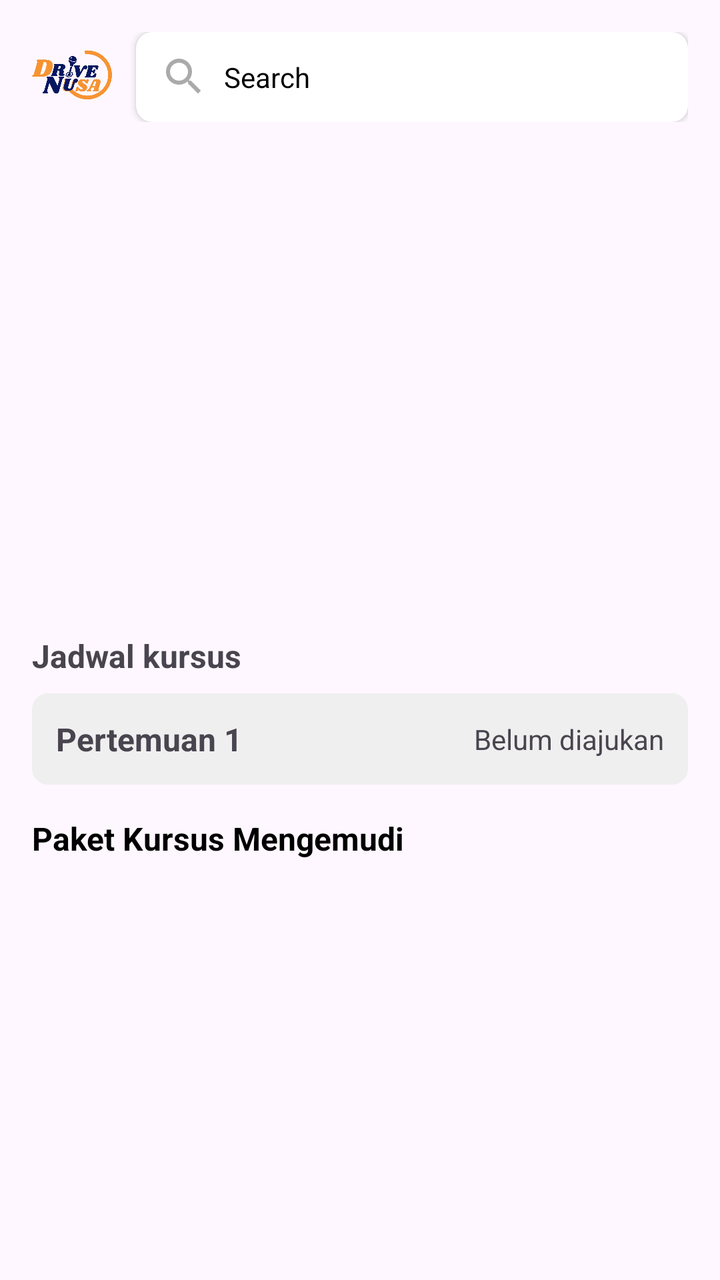
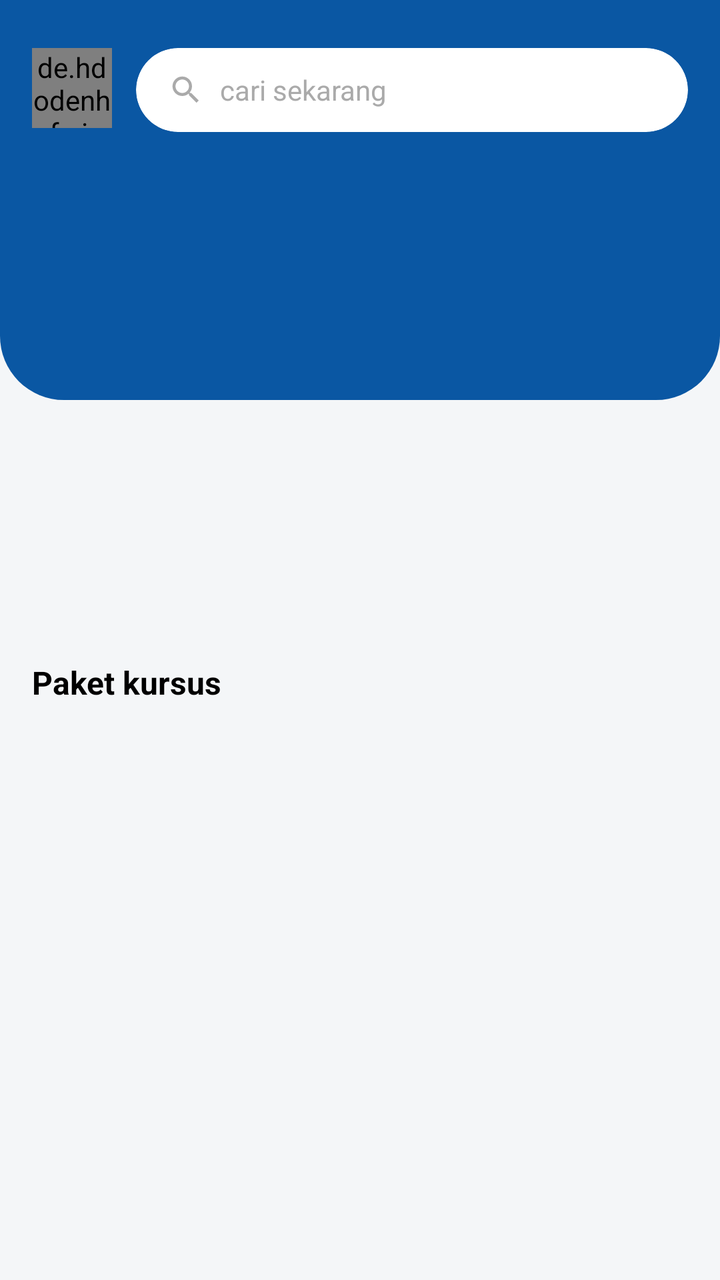

Compare the two renders of this Android layout. The source of the first and the diff that turns it into the second are given below.
<!-- AndroidManifest.xml: application theme Theme.DriveNusa -->
<!-- res/layout/fragment_home.xml -->
<androidx.core.widget.NestedScrollView
    xmlns:android="http://schemas.android.com/apk/res/android"
    xmlns:app="http://schemas.android.com/apk/res-auto"
    xmlns:tools="http://schemas.android.com/tools"
    android:layout_width="match_parent"
    android:layout_height="match_parent"
    android:fillViewport="true"
    tools:context=".HomeFragment">

    <LinearLayout
        android:layout_width="match_parent"
        android:layout_height="wrap_content"
        android:orientation="vertical">

        
        
        <LinearLayout
            android:layout_width="match_parent"
            android:layout_height="wrap_content"
            android:orientation="horizontal"
            android:gravity="center_vertical"
            android:padding="16dp">

            
            <ImageView
                android:id="@+id/logoImage"
                android:layout_width="40dp"
                android:layout_height="40dp"
                android:src="@drawable/drivenusa"
                android:contentDescription="Drive Nusa Logo" />

            
            <Space
                android:layout_width="12dp"
                android:layout_height="1dp"/>

            
            <androidx.cardview.widget.CardView
                android:id="@+id/cardSearch"
                android:layout_width="0dp"
                android:layout_height="45dp"
                android:layout_weight="1"
                app:cardCornerRadius="8dp"
                app:cardElevation="2dp">

                <LinearLayout
                    android:layout_width="match_parent"
                    android:layout_height="match_parent"
                    android:gravity="center_vertical"
                    android:paddingStart="12dp"
                    android:paddingEnd="12dp">

                    <ImageView
                        android:layout_width="24dp"
                        android:layout_height="24dp"
                        android:src="@drawable/ic_search_icon"
                        app:tint="@android:color/darker_gray"/>

                    <TextView
                        android:layout_width="match_parent"
                        android:layout_height="wrap_content"
                        android:layout_marginStart="8dp"
                        android:text="Search"
                        android:textColor="@color/black"/>
                </LinearLayout>
            </androidx.cardview.widget.CardView>

        </LinearLayout>

        
        <androidx.viewpager2.widget.ViewPager2
            android:id="@+id/view_pager_slider"
            android:layout_width="match_parent"
            android:layout_height="200dp"
            android:layout_marginStart="16dp"
            android:layout_marginEnd="16dp"
            android:layout_marginBottom="8dp" />

        
        <LinearLayout
            android:id="@+id/slider_dots_container"
            android:layout_width="match_parent"
            android:layout_height="wrap_content"
            android:gravity="center"
            android:orientation="horizontal"
            android:layout_marginBottom="16dp" />

        
        <TextView
            android:layout_width="wrap_content"
            android:layout_height="wrap_content"
            android:text="Jadwal kursus"
            android:textStyle="bold"
            android:textSize="16sp"
            android:layout_marginStart="16dp"
            android:layout_marginTop="16dp" />

        <androidx.constraintlayout.widget.ConstraintLayout
            android:id="@+id/cardPertemuan"
            android:layout_width="match_parent"
            android:layout_height="wrap_content"
            android:layout_marginHorizontal="16dp"
            android:layout_marginTop="8dp"
            android:padding="12dp"
            android:background="@drawable/background_jadwal_kursus">

            <TextView
                android:id="@+id/tv_pertemuan"
                android:layout_width="wrap_content"
                android:layout_height="wrap_content"
                android:text="Pertemuan 1"
                android:textStyle="bold"
                android:textSize="16sp"
                app:layout_constraintStart_toStartOf="parent"
                app:layout_constraintTop_toTopOf="parent"
                app:layout_constraintBottom_toBottomOf="parent" />

            <TextView
                android:id="@+id/tv_status"
                android:layout_width="wrap_content"
                android:layout_height="wrap_content"
                android:text="Belum diajukan"
                android:textSize="14sp"
                app:layout_constraintEnd_toEndOf="parent"
                app:layout_constraintTop_toTopOf="parent"
                app:layout_constraintBottom_toBottomOf="parent"/>
        </androidx.constraintlayout.widget.ConstraintLayout>

        
        <TextView
            android:layout_width="wrap_content"
            android:layout_height="wrap_content"
            android:text="Paket Kursus Mengemudi"
            android:textStyle="bold"
            android:textSize="16sp"
            android:textColor="@color/black"
            android:layout_marginStart="16dp"
            android:layout_marginTop="16dp" />

        
        <androidx.recyclerview.widget.RecyclerView
            android:id="@+id/rv_paket_kursus"
            android:layout_width="match_parent"
            android:layout_height="wrap_content"
            android:nestedScrollingEnabled="false"
            android:overScrollMode="never"
            android:paddingBottom="100dp"
            tools:listitem="@layout/item_paket_kursus" />

    </LinearLayout>

</androidx.core.widget.NestedScrollView>
<!-- res/layout/item_paket_kursus.xml (included above) -->
<?xml version="1.0" encoding="utf-8"?>
<androidx.cardview.widget.CardView
    xmlns:android="http://schemas.android.com/apk/res/android"
    xmlns:app="http://schemas.android.com/apk/res-auto"
    android:layout_width="match_parent"
    android:layout_height="wrap_content"
    android:layout_marginStart="16dp"
    android:layout_marginEnd="16dp"
    android:layout_marginTop="8dp"
    android:layout_marginBottom="8dp"
    app:cardCornerRadius="8dp"
    app:cardElevation="4dp">

    <androidx.constraintlayout.widget.ConstraintLayout
        android:layout_width="match_parent"
        android:layout_height="match_parent">

        <ImageView
            android:id="@+id/img_paket_mobil"
            android:layout_width="0dp"
            android:layout_height="0dp"
            android:scaleType="centerCrop"
            android:adjustViewBounds="true"
            app:layout_constraintTop_toTopOf="parent"
            app:layout_constraintStart_toStartOf="parent"
            app:layout_constraintEnd_toEndOf="parent"
            app:layout_constraintDimensionRatio="4:3"
            android:src="@drawable/img_paket_manual"/>

        <View
            android:id="@+id/view_overlay"
            android:layout_width="0dp"
            android:layout_height="50dp"
            android:background="#0A2C99"
            app:layout_constraintBottom_toBottomOf="@id/img_paket_mobil"
            app:layout_constraintEnd_toEndOf="parent"
            app:layout_constraintHorizontal_bias="0.0"
            app:layout_constraintStart_toStartOf="parent" />

        <TextView
            android:id="@+id/tv_nama_paket"
            android:layout_width="wrap_content"
            android:layout_height="wrap_content"
            android:layout_marginStart="16dp"
            android:text="Paket Manual"
            android:textColor="@android:color/white"
            android:textStyle="bold"
            app:layout_constraintStart_toStartOf="@id/view_overlay"
            app:layout_constraintTop_toTopOf="@id/view_overlay"
            app:layout_constraintBottom_toTopOf="@id/tv_harga"/>

        <TextView
            android:id="@+id/tv_harga"
            android:layout_width="wrap_content"
            android:layout_height="wrap_content"
            android:layout_marginBottom="4dp"
            android:text="Rp. 1.150.000"
            android:textColor="@android:color/white"
            android:textSize="12sp"
            app:layout_constraintStart_toStartOf="@id/tv_nama_paket"
            app:layout_constraintBottom_toBottomOf="@id/view_overlay"/>

        <Button
            android:id="@+id/btn_pilih"
            android:layout_width="wrap_content"
            android:layout_height="40dp"
            android:layout_marginEnd="16dp"
            android:text="Pilih"
            android:textSize="12sp"
            android:paddingStart="16dp"
            android:paddingEnd="16dp"
            android:backgroundTint="#FFC107"
            app:layout_constraintEnd_toEndOf="@id/view_overlay"
            app:layout_constraintTop_toTopOf="@id/view_overlay"
            app:layout_constraintBottom_toBottomOf="@id/view_overlay" />

    </androidx.constraintlayout.widget.ConstraintLayout>
</androidx.cardview.widget.CardView>
<!-- resources referenced by this layout -->
<resources>
  <color name="black">#FF000000</color>
  <!-- drawable background_jadwal_kursus (drawable) -->
  <?xml version="1.0" encoding="utf-8"?>
  <shape xmlns:android="http://schemas.android.com/apk/res/android"
      android:shape="rectangle">
      <corners android:radius="8dp"/>
  
      <solid android:color="#EFEFEF" />
  </shape>
  <!-- drawable drivenusa: png bitmap (drawable, 152525 bytes) -->
  <!-- drawable ic_search_icon (drawable) -->
  <vector xmlns:android="http://schemas.android.com/apk/res/android"
      android:width="24dp"
      android:height="24dp"
      android:viewportWidth="24"
      android:viewportHeight="24">
      <path
          android:fillColor="@android:color/black"
          android:pathData="M15.5,14h-0.79l-0.28-0.27C15.41,12.59,16,11.11,16,9.5C16,5.91,13.09,3,9.5,3S3,5.91,3,9.5C3,13.09,5.91,16,9.5,16c1.61,0,3.09-0.59,4.23-1.57l0.27,0.28v0.79l5,4.99L20.49,19l-4.99-5z M9.5,14C7.01,14,5,11.99,5,9.5S7.01,5,9.5,5S14,7.01,14,9.5S11.99,14,9.5,14z"/>
  </vector>
  <!-- drawable img_paket_manual: png bitmap (drawable, 338830 bytes) -->
  <style name="Theme.DriveNusa" parent="Base.Theme.Drivenusa" />
  <style name="Base.Theme.Drivenusa" parent="Theme.Material3.DayNight.NoActionBar">
          
          
      </style>
</resources>

<!-- the commit's change to res/layout/fragment_home.xml (unified diff, before → after) -->
@@ -1,11 +1,11 @@
+<?xml version="1.0" encoding="utf-8"?>
 <androidx.core.widget.NestedScrollView
     xmlns:android="http://schemas.android.com/apk/res/android"
     xmlns:app="http://schemas.android.com/apk/res-auto"
-    xmlns:tools="http://schemas.android.com/tools"
     android:layout_width="match_parent"
     android:layout_height="match_parent"
     android:fillViewport="true"
-    tools:context=".HomeFragment">
+    android:background="#F4F6F8">
 
     <LinearLayout
         android:layout_width="match_parent"
@@ -13,219 +13,88 @@
         android:orientation="vertical">
 
         
-        
-        <LinearLayout
+        <RelativeLayout
+            android:id="@+id/headerBlue"
             android:layout_width="match_parent"
-            android:layout_height="wrap_content"
-            android:orientation="horizontal"
-            android:gravity="center_vertical"
+            android:layout_height="200dp"
+            android:background="@drawable/bg_home_header_blue"
             android:padding="16dp">
 
             
-            <ImageView
-                android:id="@+id/logoImage"
+            <de.hdodenhof.circleimageview.CircleImageView
+                android:id="@+id/profileImage"
                 android:layout_width="40dp"
                 android:layout_height="40dp"
-                android:src="@drawable/drivenusa"
-                android:contentDescription="Drive Nusa Logo" />
-
-            
-            <Space
-                android:layout_width="12dp"
-                android:layout_height="1dp"/>
+                android:layout_alignParentStart="true"
+                android:layout_marginTop="8dp"
+                android:src="@drawable/ic_person"
+                android:scaleType="centerCrop" />
 
             
             <androidx.cardview.widget.CardView
                 android:id="@+id/cardSearch"
-                android:layout_width="0dp"
-                android:layout_height="45dp"
-                android:layout_weight="1"
-                app:cardCornerRadius="8dp"
-                app:cardElevation="2dp">
+                android:layout_width="match_parent"
+                android:layout_height="42dp"
+                android:layout_toEndOf="@id/profileImage"
+                android:layout_marginStart="12dp"
+                android:layout_marginTop="8dp"
+                app:cardCornerRadius="21dp"
+                app:cardElevation="0dp">
 
                 <LinearLayout
                     android:layout_width="match_parent"
                     android:layout_height="match_parent"
-                    android:gravity="center_vertical"
-                    android:paddingStart="12dp"
-                    android:paddingEnd="12dp">
+                    android:paddingHorizontal="16dp"
+                    android:gravity="center_vertical">
 
                     <ImageView
-                        android:layout_width="24dp"
-                        android:layout_height="24dp"
+                        android:layout_width="18dp"
+                        android:layout_height="18dp"
                         android:src="@drawable/ic_search_icon"
                         app:tint="@android:color/darker_gray"/>
 
                     <TextView
-                        android:layout_width="match_parent"
+                        android:layout_width="wrap_content"
                         android:layout_height="wrap_content"
                         android:layout_marginStart="8dp"
-                        android:text="Search"
-                        android:textColor="@color/black"/>
+                        android:text="cari sekarang"
+                        android:textColor="@android:color/darker_gray"/>
                 </LinearLayout>
             </androidx.cardview.widget.CardView>
-
-        </LinearLayout>
+        </RelativeLayout>
 
         
         <androidx.viewpager2.widget.ViewPager2
-            android:id="@+id/view_pager_slider"
+            android:id="@+id/viewPagerSlider"
             android:layout_width="match_parent"
-            android:layout_height="200dp"
-            android:layout_marginStart="16dp"
-            android:layout_marginEnd="16dp"
-            android:layout_marginBottom="8dp" />
-
-        
-        <LinearLayout
-            android:id="@+id/slider_dots_container"
-            android:layout_width="match_parent"
-            android:layout_height="wrap_content"
-            android:gravity="center"
-            android:orientation="horizontal"
-            android:layout_marginBottom="16dp" />
+            android:layout_height="160dp"
+            android:layout_marginTop="-80dp"
+            android:paddingStart="16dp"
+            android:paddingEnd="16dp"
+            android:clipToPadding="false"/>
 
         
         <TextView
             android:layout_width="wrap_content"
             android:layout_height="wrap_content"
-            android:text="Jadwal kursus"
-            android:textStyle="bold"
-            android:textSize="16sp"
-            android:layout_marginStart="16dp"
-            android:layout_marginTop="16dp" />
-
-        <androidx.constraintlayout.widget.ConstraintLayout
-            android:id="@+id/cardPertemuan"
-            android:layout_width="match_parent"
-            android:layout_height="wrap_content"
-            android:layout_marginHorizontal="16dp"
-            android:layout_marginTop="8dp"
-            android:padding="12dp"
-            android:background="@drawable/background_jadwal_kursus">
-
-            <TextView
-                android:id="@+id/tv_pertemuan"
-                android:layout_width="wrap_content"
-                android:layout_height="wrap_content"
-                android:text="Pertemuan 1"
-                android:textStyle="bold"
-                android:textSize="16sp"
-                app:layout_constraintStart_toStartOf="parent"
-                app:layout_constraintTop_toTopOf="parent"
-                app:layout_constraintBottom_toBottomOf="parent" />
-
-            <TextView
-                android:id="@+id/tv_status"
-                android:layout_width="wrap_content"
-                android:layout_height="wrap_content"
-                android:text="Belum diajukan"
-                android:textSize="14sp"
-                app:layout_constraintEnd_toEndOf="parent"
-                app:layout_constraintTop_toTopOf="parent"
-                app:layout_constraintBottom_toBottomOf="parent"/>
-        </androidx.constraintlayout.widget.ConstraintLayout>
-
-        
-        <TextView
-            android:layout_width="wrap_content"
-            android:layout_height="wrap_content"
-            android:text="Paket Kursus Mengemudi"
+            android:text="Paket kursus"
             android:textStyle="bold"
             android:textSize="16sp"
             android:textColor="@color/black"
             android:layout_marginStart="16dp"
-            android:layout_marginTop="16dp" />
+            android:layout_marginTop="50dp"/>
 
         
         <androidx.recyclerview.widget.RecyclerView
             android:id="@+id/rv_paket_kursus"
             android:layout_width="match_parent"
             android:layout_height="wrap_content"
-            android:nestedScrollingEnabled="false"
-            android:overScrollMode="never"
-            android:paddingBottom="100dp"
-            tools:listitem="@layout/item_paket_kursus" />
+            android:paddingStart="16dp"
+            android:paddingEnd="16dp"
+            android:paddingBottom="140dp"
+            android:clipToPadding="false"
+            android:nestedScrollingEnabled="false"/>
+
 
     </LinearLayout>
-
 </androidx.core.widget.NestedScrollView>
-<!-- res/layout/item_paket_kursus.xml (included above) -->
-<?xml version="1.0" encoding="utf-8"?>
-<androidx.cardview.widget.CardView
-    xmlns:android="http://schemas.android.com/apk/res/android"
-    xmlns:app="http://schemas.android.com/apk/res-auto"
-    android:layout_width="match_parent"
-    android:layout_height="wrap_content"
-    android:layout_marginStart="16dp"
-    android:layout_marginEnd="16dp"
-    android:layout_marginTop="8dp"
-    android:layout_marginBottom="8dp"
-    app:cardCornerRadius="8dp"
-    app:cardElevation="4dp">
-
-    <androidx.constraintlayout.widget.ConstraintLayout
-        android:layout_width="match_parent"
-        android:layout_height="match_parent">
-
-        <ImageView
-            android:id="@+id/img_paket_mobil"
-            android:layout_width="0dp"
-            android:layout_height="0dp"
-            android:scaleType="centerCrop"
-            android:adjustViewBounds="true"
-            app:layout_constraintTop_toTopOf="parent"
-            app:layout_constraintStart_toStartOf="parent"
-            app:layout_constraintEnd_toEndOf="parent"
-            app:layout_constraintDimensionRatio="4:3"
-            android:src="@drawable/img_paket_manual"/>
-
-        <View
-            android:id="@+id/view_overlay"
-            android:layout_width="0dp"
-            android:layout_height="50dp"
-            android:background="#0A2C99"
-            app:layout_constraintBottom_toBottomOf="@id/img_paket_mobil"
-            app:layout_constraintEnd_toEndOf="parent"
-            app:layout_constraintHorizontal_bias="0.0"
-            app:layout_constraintStart_toStartOf="parent" />
-
-        <TextView
-            android:id="@+id/tv_nama_paket"
-            android:layout_width="wrap_content"
-            android:layout_height="wrap_content"
-            android:layout_marginStart="16dp"
-            android:text="Paket Manual"
-            android:textColor="@android:color/white"
-            android:textStyle="bold"
-            app:layout_constraintStart_toStartOf="@id/view_overlay"
-            app:layout_constraintTop_toTopOf="@id/view_overlay"
-            app:layout_constraintBottom_toTopOf="@id/tv_harga"/>
-
-        <TextView
-            android:id="@+id/tv_harga"
-            android:layout_width="wrap_content"
-            android:layout_height="wrap_content"
-            android:layout_marginBottom="4dp"
-            android:text="Rp. 1.150.000"
-            android:textColor="@android:color/white"
-            android:textSize="12sp"
-            app:layout_constraintStart_toStartOf="@id/tv_nama_paket"
-            app:layout_constraintBottom_toBottomOf="@id/view_overlay"/>
-
-        <Button
-            android:id="@+id/btn_pilih"
-            android:layout_width="wrap_content"
-            android:layout_height="40dp"
-            android:layout_marginEnd="16dp"
-            android:text="Pilih"
-            android:textSize="12sp"
-            android:paddingStart="16dp"
-            android:paddingEnd="16dp"
-            android:backgroundTint="#FFC107"
-            app:layout_constraintEnd_toEndOf="@id/view_overlay"
-            app:layout_constraintTop_toTopOf="@id/view_overlay"
-            app:layout_constraintBottom_toBottomOf="@id/view_overlay" />
-
-    </androidx.constraintlayout.widget.ConstraintLayout>
-</androidx.cardview.widget.CardView>
<!-- resource entries referenced after the edit -->
@@ -1,15 +1,14 @@
 <!-- resources referenced by this layout -->
 <resources>
   <color name="black">#FF000000</color>
-  <!-- drawable background_jadwal_kursus (drawable) -->
-  <?xml version="1.0" encoding="utf-8"?>
-  <shape xmlns:android="http://schemas.android.com/apk/res/android"
-      android:shape="rectangle">
-      <corners android:radius="8dp"/>
-  
-      <solid android:color="#EFEFEF" />
+  <!-- drawable bg_home_header_blue (drawable) -->
+  <shape xmlns:android="http://schemas.android.com/apk/res/android">
+      <solid android:color="#0A57A3"/>
+      <corners
+          android:bottomLeftRadius="32dp"
+          android:bottomRightRadius="32dp"/>
   </shape>
-  <!-- drawable drivenusa: png bitmap (drawable, 152525 bytes) -->
+  <!-- drawable ic_person: png bitmap (drawable, 4435 bytes) -->
   <!-- drawable ic_search_icon (drawable) -->
   <vector xmlns:android="http://schemas.android.com/apk/res/android"
       android:width="24dp"
@@ -20,7 +19,6 @@
           android:fillColor="@android:color/black"
           android:pathData="M15.5,14h-0.79l-0.28-0.27C15.41,12.59,16,11.11,16,9.5C16,5.91,13.09,3,9.5,3S3,5.91,3,9.5C3,13.09,5.91,16,9.5,16c1.61,0,3.09-0.59,4.23-1.57l0.27,0.28v0.79l5,4.99L20.49,19l-4.99-5z M9.5,14C7.01,14,5,11.99,5,9.5S7.01,5,9.5,5S14,7.01,14,9.5S11.99,14,9.5,14z"/>
   </vector>
-  <!-- drawable img_paket_manual: png bitmap (drawable, 338830 bytes) -->
   <style name="Theme.DriveNusa" parent="Base.Theme.Drivenusa" />
   <style name="Base.Theme.Drivenusa" parent="Theme.Material3.DayNight.NoActionBar">
           
